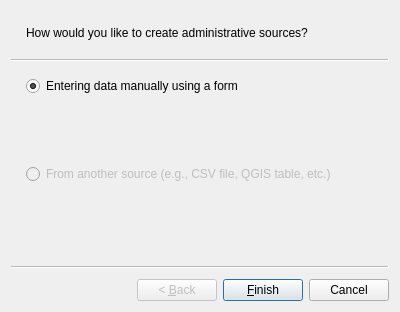
The window that asistente_ladm_col/ui/wiz_create_administrative_source_cadastre.ui (SwissTierrasColombia/Asistente-LADM-COL) describes before a commit, drawn with Qt 5.
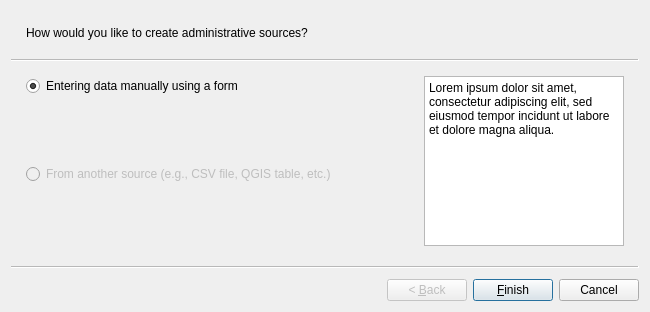
The same window after the commit.

Commit message: Add help panels to wizards

The edit to the form file:
```diff
--- a/asistente_ladm_col/ui/wiz_create_administrative_source_cadastre.ui
+++ b/asistente_ladm_col/ui/wiz_create_administrative_source_cadastre.ui
@@ -6,7 +6,7 @@
    <rect>
     <x>0</x>
     <y>0</y>
-    <width>400</width>
+    <width>650</width>
     <height>312</height>
    </rect>
   </property>
@@ -17,8 +17,8 @@
    <property name="subTitle">
     <string>How would you like to create administrative sources?</string>
    </property>
-   <layout class="QVBoxLayout" name="verticalLayout_2">
-    <item>
+   <layout class="QGridLayout" name="gridLayout">
+    <item row="0" column="0">
      <layout class="QVBoxLayout" name="verticalLayout">
       <item>
        <widget class="QRadioButton" name="rad_party_create">
@@ -68,6 +68,22 @@
       </item>
      </layout>
     </item>
+    <item row="0" column="1">
+     <widget class="QPlainTextEdit" name="txt_help_page_1">
+      <property name="maximumSize">
+       <size>
+        <width>200</width>
+        <height>16777215</height>
+       </size>
+      </property>
+      <property name="readOnly">
+       <bool>true</bool>
+      </property>
+      <property name="plainText">
+       <string>Lorem ipsum dolor sit amet, consectetur adipiscing elit, sed eiusmod tempor incidunt ut labore et dolore magna aliqua.</string>
+      </property>
+     </widget>
+    </item>
    </layout>
   </widget>
  </widget>
```
The commit also changes 11 other files.
